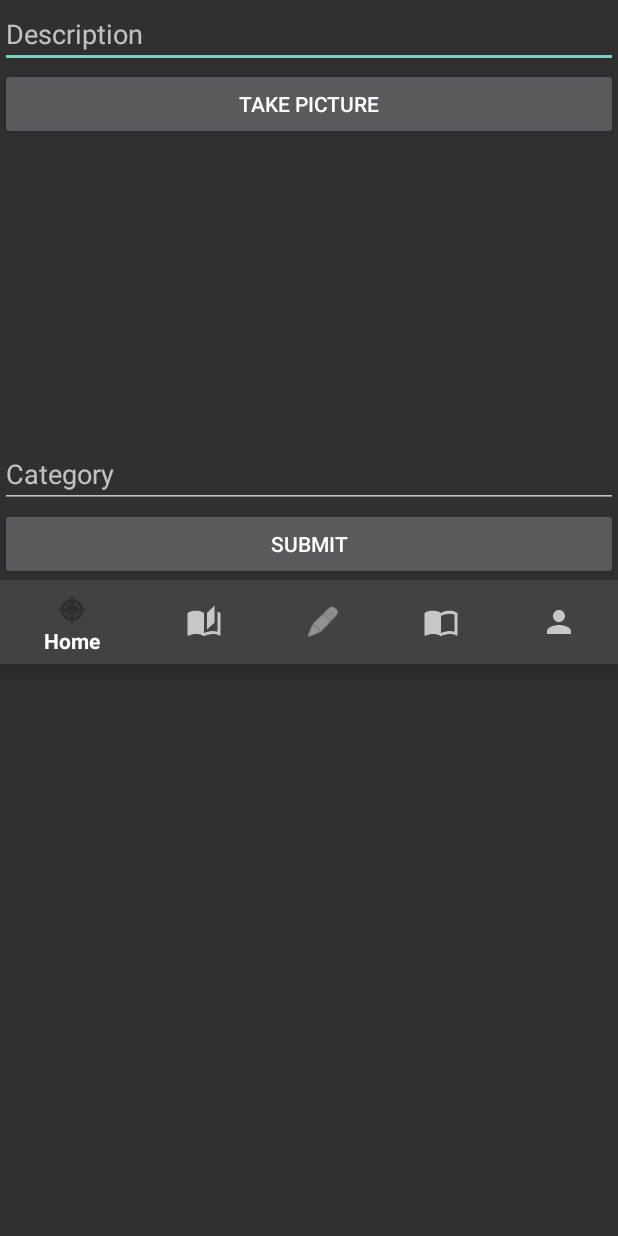
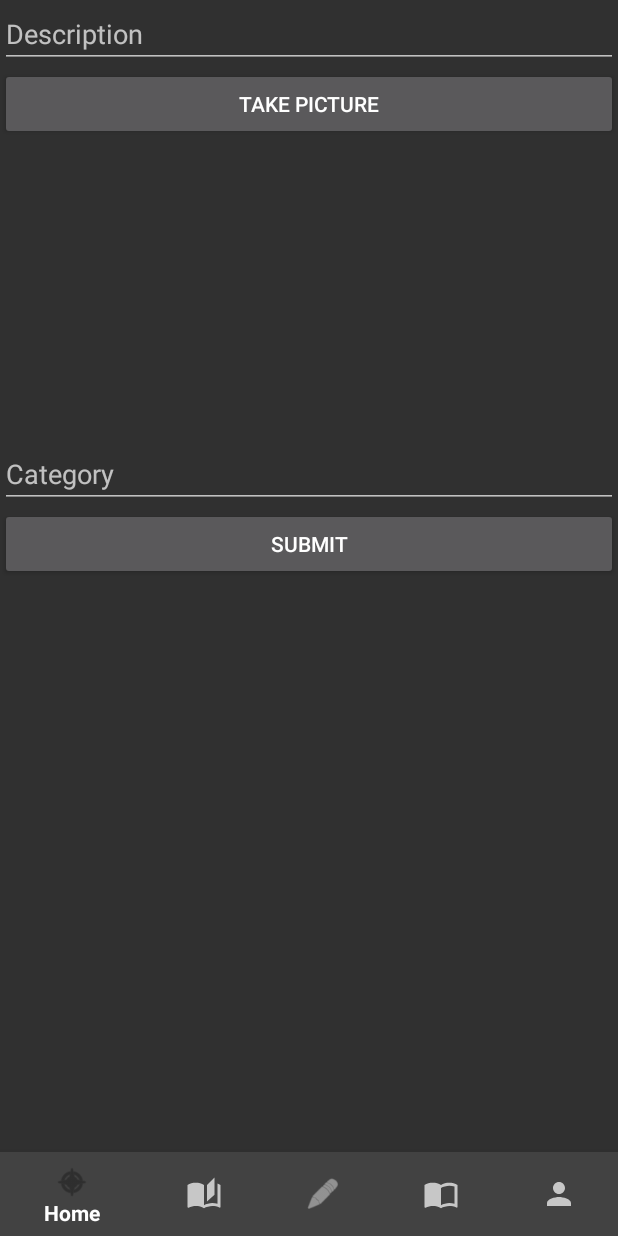
Before and after one commit to mrahman4782/RecommendationTest, an Android app: the MainActivity screen opened directly, with no data from a screen before it, after a tap on "TAKE PICTURE", on a phone screen of 412 x 824 dp. Run offline under Robolectric (Android 15) with nearby library versions, the phone set to English and light mode, and no system bars; libraries missing offline, so code that uses them is left out: com.parse; 1 statement that could not run was skipped.

Commit message:
create fragment for compose
create fragment for compose

```diff
--- a/app/build.gradle
+++ b/app/build.gradle
@@ -29,6 +29,7 @@
     implementation 'androidx.appcompat:appcompat:1.2.0'
     implementation 'com.google.android.material:material:1.3.0'
     implementation 'androidx.constraintlayout:constraintlayout:2.0.4'
+    implementation 'androidx.legacy:legacy-support-v4:1.0.0'
     testImplementation 'junit:junit:4.12'
     androidTestImplementation 'androidx.test.ext:junit:1.1.2'
     androidTestImplementation 'androidx.test.espresso:espresso-core:3.3.0'
--- a/app/src/main/java/com/example/recommendationapp/MainActivity.java
+++ b/app/src/main/java/com/example/recommendationapp/MainActivity.java
@@ -4,6 +4,7 @@
 import androidx.appcompat.app.AppCompatActivity;
 import androidx.core.content.FileProvider;
 import androidx.fragment.app.Fragment;
+import androidx.fragment.app.FragmentManager;
 
 import android.annotation.SuppressLint;
 import android.content.Intent;
@@ -21,6 +22,7 @@
 import android.widget.ImageView;
 import android.widget.Toast;
 
+import com.example.recommendationapp.fragments.ComposeFragment;
 import com.google.android.material.bottomnavigation.BottomNavigationView;
 import com.parse.FindCallback;
 import com.parse.ParseException;
@@ -36,58 +38,17 @@
 
     public static final String TAG = "MainActivity";
 
-    private EditText etDescription;
-    private Button btnCaptureImage;
-    private ImageView ivPostImage;
-    private Button btnSubmit;
-    private EditText etCategory;
-    private File photoFile;
-    public String photoFileName = "photo.jpg";
-    public static final int CAPTURE_IMAGE_ACTIVITY_REQUEST_CODE =42;
+
     private BottomNavigationView bottomNavigationView ;
+    final FragmentManager fragmentManager = getSupportFragmentManager() ;
 
     @Override
     protected void onCreate(Bundle savedInstanceState) {
         super.onCreate(savedInstanceState);
         setContentView(R.layout.activity_main);
-
-        etDescription = findViewById(R.id.etDescription);
-        btnCaptureImage = findViewById(R.id.btnCaptureImage);
-        ivPostImage = findViewById(R.id.ivPostImage);
-        etCategory = findViewById(R.id.etCategory);
-        btnSubmit = findViewById(R.id.btnSubmit);
         bottomNavigationView = findViewById(R.id.bottom_navigation) ;
 
-        btnCaptureImage.setOnClickListener(new View.OnClickListener() {
-            @Override
-            public void onClick(View v) {
-                launchCamera();
-            }
-        });
 
-        //queryPosts();
-
-        btnSubmit.setOnClickListener(new View.OnClickListener() {
-            @Override
-            public void onClick(View v) {
-
-                String description = etDescription.getText().toString();
-                String category = etCategory.getText().toString();
-
-                if(description.isEmpty()){
-                    Toast.makeText(MainActivity.this,"You need to have a desc",Toast.LENGTH_SHORT).show();
-                    return;
-                }
-
-                if(photoFile == null || ivPostImage.getDrawable() == null){
-                    Toast.makeText(MainActivity.this, "No image", Toast.LENGTH_SHORT).show();
-                    return;
-                }
-                ParseUser currentUser = ParseUser.getCurrentUser();
-                savePost(description,currentUser,photoFile,category);
-
-            }
-        });
 
         bottomNavigationView.setOnNavigationItemSelectedListener(new BottomNavigationView.OnNavigationItemSelectedListener() {
             @SuppressLint("NonConstantResourceId")
@@ -97,123 +58,32 @@
                 switch (item.getItemId()) {
                     case R.id.action_diary:
                         Toast.makeText(MainActivity.this,"diary", Toast.LENGTH_SHORT).show();
+                        fragment = new ComposeFragment() ;
                         break;
                     case R.id.action_postdiary:
                         Toast.makeText(MainActivity.this,"post diary", Toast.LENGTH_SHORT).show();
+                        fragment = new ComposeFragment() ;
                         break;
                     case R.id.action_Profile:
                         Toast.makeText(MainActivity.this,"profile", Toast.LENGTH_SHORT).show();
+                        fragment = new ComposeFragment() ;
                         break;
                     case R.id.action_home:
                         Toast.makeText(MainActivity.this,"home", Toast.LENGTH_SHORT).show();
+                        fragment = new ComposeFragment() ;
                         break;
                     case R.id.action_compose:
                     default:
                         Toast.makeText(MainActivity.this,"compose", Toast.LENGTH_SHORT).show();
+                        fragment = new ComposeFragment() ;
                         break;
                 }
+                fragmentManager.beginTransaction().replace(R.id.flContainer, fragment).commit();
                 return true;
             }
         });
 
-
-    }
-    private void launchCamera(){
-        // create Intent to take a picture and return control to the calling application
-        Intent intent = new Intent(MediaStore.ACTION_IMAGE_CAPTURE);
-        // Create a File reference for future access
-        photoFile = getPhotoFileUri(photoFileName);
-
-        // wrap File object into a content provider
-        // required for API >= 24
-        // See https://guides.codepath.com/android/Sharing-Content-with-Intents#sharing-files-with-api-24-or-higher
-        Uri fileProvider = FileProvider.getUriForFile(MainActivity.this, "com.codepath.fileprovider.Place-Recommendation", photoFile);
-        intent.putExtra(MediaStore.EXTRA_OUTPUT, fileProvider);
-
-        // If you call startActivityForResult() using an intent that no app can handle, your app will crash.
-        // So as long as the result is not null, it's safe to use the intent.
-        if (intent.resolveActivity(getPackageManager()) != null) {
-            // Start the image capture intent to take photo
-            startActivityForResult(intent, CAPTURE_IMAGE_ACTIVITY_REQUEST_CODE);
-        }
-
-    }
-    @Override
-    protected void onActivityResult(int requestCode, int resultCode, Intent data) {
-        super.onActivityResult(requestCode, resultCode, data);
-        if (requestCode == CAPTURE_IMAGE_ACTIVITY_REQUEST_CODE) {
-            if (resultCode == RESULT_OK) {
-                // by this point we have the camera photo on disk
-                Bitmap takenImage = BitmapFactory.decodeFile(photoFile.getAbsolutePath());
-                // RESIZE BITMAP, see section below
-                // Load the taken image into a preview
-
-                ivPostImage.setImageBitmap(takenImage);
-            } else { // Result was a failure
-                Toast.makeText(this, "Picture wasn't taken!", Toast.LENGTH_SHORT).show();
-            }
-        }
+        bottomNavigationView.setSelectedItemId(R.id.action_home);
     }
 
-
-
-    private File getPhotoFileUri(String fileName) {
-        // Get safe storage directory for photos
-        // Use `getExternalFilesDir` on Context to access package-specific directories.
-        // This way, we don't need to request external read/write runtime permissions.
-        File mediaStorageDir = new File(getExternalFilesDir(Environment.DIRECTORY_PICTURES), TAG);
-
-        // Create the storage directory if it does not exist
-        if (!mediaStorageDir.exists() && !mediaStorageDir.mkdirs()){
-            Log.d(TAG, "failed to create directory");
-        }
-
-        // Return the file target for the photo based on filename
-        return new File(mediaStorageDir.getPath() + File.separator + fileName);
-
-
-    }
-
-    private void savePost(String description, ParseUser currentUser, File photoFile, String category) {
-        Post post = new Post();
-        post.setDescription(description);
-        post.setUser(currentUser);
-        post.setImage(new ParseFile(photoFile));
-        post.setCategory(category);
-
-        post.saveInBackground(new SaveCallback() {
-            @Override
-            public void done(ParseException e) {
-                if( e != null){
-                    Log.e(TAG,"Error when saving",e);
-                    Toast.makeText(MainActivity.this,"Error while saving", Toast.LENGTH_SHORT).show();
-
-                }
-                Log.i(TAG, "post save is good");
-                etDescription.setText(" ");
-                ivPostImage.setImageResource(0);
-                etCategory.setText(" ");
-            }
-        });
-    }
-
-    private void queryPosts() {
-        ParseQuery<Post> query = ParseQuery.getQuery(Post.class);
-
-        query.findInBackground(new FindCallback<Post>(){
-
-            @Override
-            public void done(List<Post> posts, ParseException e) {
-
-                if(e != null){
-                    Log.e(TAG, "issue with get post", e);
-                    return;
-                }
-                for(Post post: posts){
-                    Log.i(TAG, "posts: " + post.getDescription());
-                }
-
-            }
-        });
-    }
 }
--- /dev/null
+++ b/app/src/main/java/com/example/recommendationapp/fragments/ComposeFragment.java
@@ -0,0 +1,206 @@
+package com.example.recommendationapp.fragments;
+
+import android.content.Intent;
+import android.graphics.Bitmap;
+import android.graphics.BitmapFactory;
+import android.net.Uri;
+import android.os.Bundle;
+
+import androidx.annotation.NonNull;
+import androidx.annotation.Nullable;
+import androidx.core.content.FileProvider;
+import androidx.fragment.app.Fragment;
+
+import android.os.Environment;
+import android.provider.MediaStore;
+import android.util.Log;
+import android.view.LayoutInflater;
+import android.view.View;
+import android.view.ViewGroup;
+import android.widget.Button;
+import android.widget.EditText;
+import android.widget.ImageView;
+import android.widget.Toast;
+
+import com.example.recommendationapp.MainActivity;
+import com.example.recommendationapp.Post;
+import com.example.recommendationapp.R;
+import com.parse.FindCallback;
+import com.parse.ParseException;
+import com.parse.ParseFile;
+import com.parse.ParseQuery;
+import com.parse.ParseUser;
+import com.parse.SaveCallback;
+
+import java.io.File;
+import java.util.List;
+
+import static android.app.Activity.RESULT_OK;
+
+public class ComposeFragment extends Fragment {
+
+    private EditText etDescription;
+    private Button btnCaptureImage;
+    private ImageView ivPostImage;
+    private Button btnSubmit;
+    private EditText etCategory;
+    private File photoFile;
+    public String photoFileName = "photo.jpg";
+    public static final int CAPTURE_IMAGE_ACTIVITY_REQUEST_CODE =42;
+    public static final String TAG = "ComposeFragment";
+
+
+
+    public ComposeFragment() {
+        // Required empty public constructor
+    }
+
+
+    @Override
+    public View onCreateView(LayoutInflater inflater, ViewGroup container,
+                             Bundle savedInstanceState) {
+        // Inflate the layout for this fragment
+        return inflater.inflate(R.layout.fragment_compose, container, false);
+    }
+
+    @Override
+    public void onViewCreated(@NonNull View view, @Nullable Bundle savedInstanceState) {
+        super.onViewCreated(view, savedInstanceState);
+        etDescription = view.findViewById(R.id.etDescription);
+        btnCaptureImage = view.findViewById(R.id.btnCaptureImage);
+        ivPostImage = view.findViewById(R.id.ivPostImage);
+        etCategory = view.findViewById(R.id.etCategory);
+        btnSubmit = view.findViewById(R.id.btnSubmit);
+
+
+        btnCaptureImage.setOnClickListener(new View.OnClickListener() {
+            @Override
+            public void onClick(View v) {
+                launchCamera();
+            }
+        });
+
+        //queryPosts();
+
+        btnSubmit.setOnClickListener(new View.OnClickListener() {
+            @Override
+            public void onClick(View v) {
+
+                String description = etDescription.getText().toString();
+                String category = etCategory.getText().toString();
+
+                if(description.isEmpty()){
+                    Toast.makeText(getContext(),"You need to have a desc",Toast.LENGTH_SHORT).show();
+                    return;
+                }
+
+                if(photoFile == null || ivPostImage.getDrawable() == null){
+                    Toast.makeText(getContext(), "No image", Toast.LENGTH_SHORT).show();
+                    return;
+                }
+                ParseUser currentUser = ParseUser.getCurrentUser();
+                savePost(description,currentUser,photoFile,category);
+
+            }
+        });
+    }
+
+    private void launchCamera(){
+        // create Intent to take a picture and return control to the calling application
+        Intent intent = new Intent(MediaStore.ACTION_IMAGE_CAPTURE);
+        // Create a File reference for future access
+        photoFile = getPhotoFileUri(photoFileName);
+
+        // wrap File object into a content provider
+        // required for API >= 24
+        // See https://guides.codepath.com/android/Sharing-Content-with-Intents#sharing-files-with-api-24-or-higher
+        Uri fileProvider = FileProvider.getUriForFile(getContext(), "com.codepath.fileprovider.Place-Recommendation", photoFile);
+        intent.putExtra(MediaStore.EXTRA_OUTPUT, fileProvider);
+
+        // If you call startActivityForResult() using an intent that no app can handle, your app will crash.
+        // So as long as the result is not null, it's safe to use the intent.
+        if (intent.resolveActivity(getContext().getPackageManager()) != null) {
+            // Start the image capture intent to take photo
+            startActivityForResult(intent, CAPTURE_IMAGE_ACTIVITY_REQUEST_CODE);
+        }
+
+    }
+    @Override
+    public void onActivityResult(int requestCode, int resultCode, Intent data) {
+        super.onActivityResult(requestCode, resultCode, data);
+        if (requestCode == CAPTURE_IMAGE_ACTIVITY_REQUEST_CODE) {
+            if (resultCode == RESULT_OK) {
+                // by this point we have the camera photo on disk
+                Bitmap takenImage = BitmapFactory.decodeFile(photoFile.getAbsolutePath());
+                // RESIZE BITMAP, see section below
+                // Load the taken image into a preview
+
+                ivPostImage.setImageBitmap(takenImage);
+            } else { // Result was a failure
+                Toast.makeText(getContext(), "Picture wasn't taken!", Toast.LENGTH_SHORT).show();
+            }
+        }
+    }
+
+
+
+    private File getPhotoFileUri(String fileName) {
+        // Get safe storage directory for photos
+        // Use `getExternalFilesDir` on Context to access package-specific directories.
+        // This way, we don't need to request external read/write runtime permissions.
+        File mediaStorageDir = new File(getContext().getExternalFilesDir(Environment.DIRECTORY_PICTURES), TAG);
+
+        // Create the storage directory if it does not exist
+        if (!mediaStorageDir.exists() && !mediaStorageDir.mkdirs()){
+            Log.d(TAG, "failed to create directory");
+        }
+
+        // Return the file target for the photo based on filename
+        return new File(mediaStorageDir.getPath() + File.separator + fileName);
+
+
+    }
+
+    private void savePost(String description, ParseUser currentUser, File photoFile, String category) {
+        Post post = new Post();
+        post.setDescription(description);
+        post.setUser(currentUser);
+        post.setImage(new ParseFile(photoFile));
+        post.setCategory(category);
+
+        post.saveInBackground(new SaveCallback() {
+            @Override
+            public void done(ParseException e) {
+                if( e != null){
+                    Log.e(TAG,"Error when saving",e);
+                    Toast.makeText(getContext(),"Error while saving", Toast.LENGTH_SHORT).show();
+
+                }
+                Log.i(TAG, "post save is good");
+                etDescription.setText(" ");
+                ivPostImage.setImageResource(0);
+                etCategory.setText(" ");
+            }
+        });
+    }
+
+    private void queryPosts() {
+        ParseQuery<Post> query = ParseQuery.getQuery(Post.class);
+
+        query.findInBackground(new FindCallback<Post>(){
+
+            @Override
+            public void done(List<Post> posts, ParseException e) {
+
+                if(e != null){
+                    Log.e(TAG, "issue with get post", e);
+                    return;
+                }
+                for(Post post: posts){
+                    Log.i(TAG, "posts: " + post.getDescription());
+                }
+
+            }
+        });
+    }
+}
--- a/app/src/main/res/layout/activity_main.xml
+++ b/app/src/main/res/layout/activity_main.xml
@@ -1,5 +1,5 @@
 <?xml version="1.0" encoding="utf-8"?>
-<LinearLayout xmlns:android="http://schemas.android.com/apk/res/android"
+<RelativeLayout xmlns:android="http://schemas.android.com/apk/res/android"
     xmlns:app="http://schemas.android.com/apk/res-auto"
     xmlns:tools="http://schemas.android.com/tools"
     android:layout_width="match_parent"
@@ -7,37 +7,12 @@
     tools:context=".MainActivity"
     android:orientation ="vertical">
 
-    <EditText
-        android:id="@+id/etDescription"
+    <FrameLayout
+        android:id="@+id/flContainer"
         android:layout_width="match_parent"
-        android:layout_height="wrap_content"
-        android:ems='10'
-        android:hint="Description" />
-
-    <Button
-        android:id="@+id/btnCaptureImage"
-        android:layout_width="match_parent"
-        android:layout_height="wrap_content"
-        android:text="Take Picture" />
-
-    <ImageView
-        android:id="@+id/ivPostImage"
-        android:layout_width="match_parent"
-        android:layout_height="200dp"
-        tools:srcCompat="@tools:sample/avatars" />
-
-    <EditText
-        android:id="@+id/etCategory"
-        android:layout_width="match_parent"
-        android:layout_height="wrap_content"
-        android:ems='10'
-        android:hint="Category" />
-
-    <Button
-        android:id="@+id/btnSubmit"
-        android:layout_width="match_parent"
-        android:layout_height="wrap_content"
-        android:text="Submit" />
+        android:layout_height="match_parent"
+        android:layout_above="@+id/bottom_navigation"
+        />
 
 
     <com.google.android.material.bottomnavigation.BottomNavigationView
@@ -51,4 +26,4 @@
         app:itemBackground="@color/cardview_dark_background"
         />
 
-</LinearLayout>
+</RelativeLayout>
--- /dev/null
+++ b/app/src/main/res/layout/fragment_compose.xml
@@ -0,0 +1,43 @@
+<?xml version="1.0" encoding="utf-8"?>
+<LinearLayout
+    xmlns:android="http://schemas.android.com/apk/res/android"
+    xmlns:tools="http://schemas.android.com/tools"
+    android:orientation="vertical"
+    android:layout_width="match_parent"
+    android:layout_height="match_parent"
+    tools:context=".fragments.ComposeFragment">
+
+    <EditText
+        android:id="@+id/etDescription"
+        android:layout_width="match_parent"
+        android:layout_height="wrap_content"
+        android:ems='10'
+        android:hint="Description" />
+
+    <Button
+        android:id="@+id/btnCaptureImage"
+        android:layout_width="match_parent"
+        android:layout_height="wrap_content"
+        android:text="Take Picture" />
+
+    <ImageView
+        android:id="@+id/ivPostImage"
+        android:layout_width="match_parent"
+        android:layout_height="200dp"
+        tools:srcCompat="@tools:sample/avatars" />
+
+    <EditText
+        android:id="@+id/etCategory"
+        android:layout_width="match_parent"
+        android:layout_height="wrap_content"
+        android:ems='10'
+        android:hint="Category" />
+
+    <Button
+        android:id="@+id/btnSubmit"
+        android:layout_width="match_parent"
+        android:layout_height="wrap_content"
+        android:text="Submit" />
+
+
+</LinearLayout>
--- a/app/src/main/res/values/strings.xml
+++ b/app/src/main/res/values/strings.xml
@@ -1,3 +1,5 @@
 <resources>
     <string name="app_name">RecommendationApp</string>
+    <!-- TODO: Remove or change this placeholder text -->
+    <string name="hello_blank_fragment">Hello blank fragment</string>
 </resources>
```
